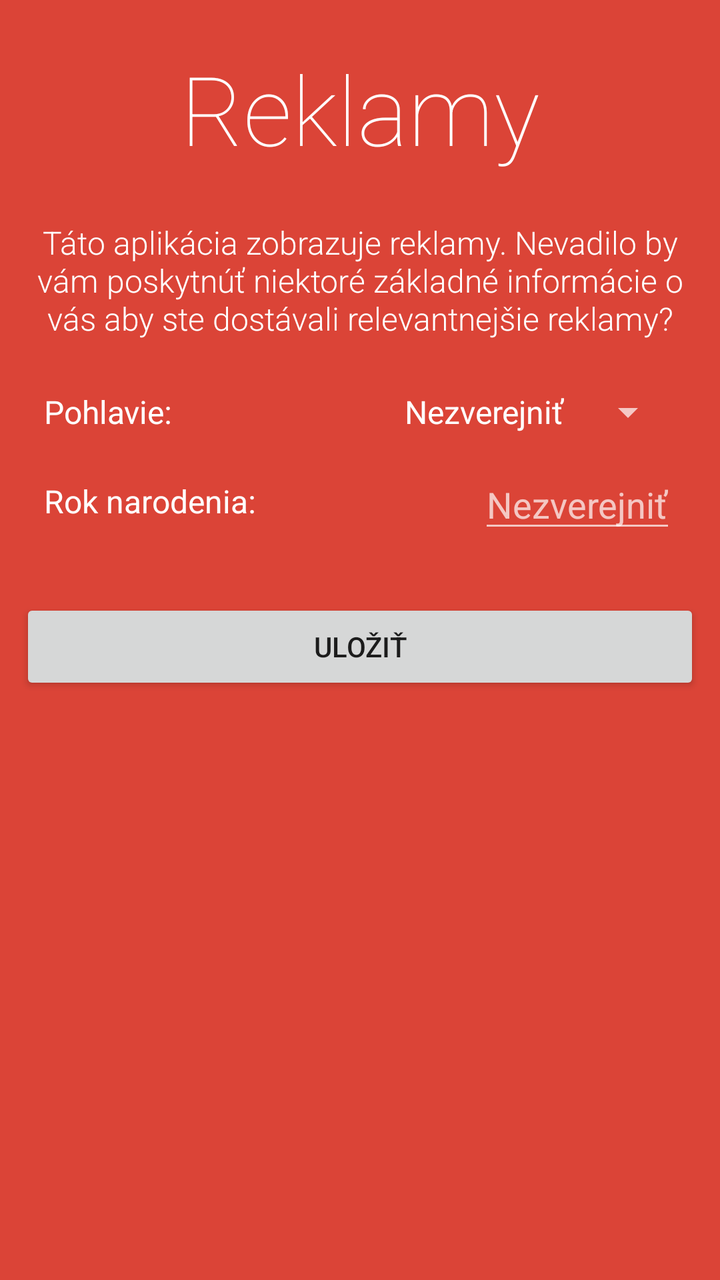
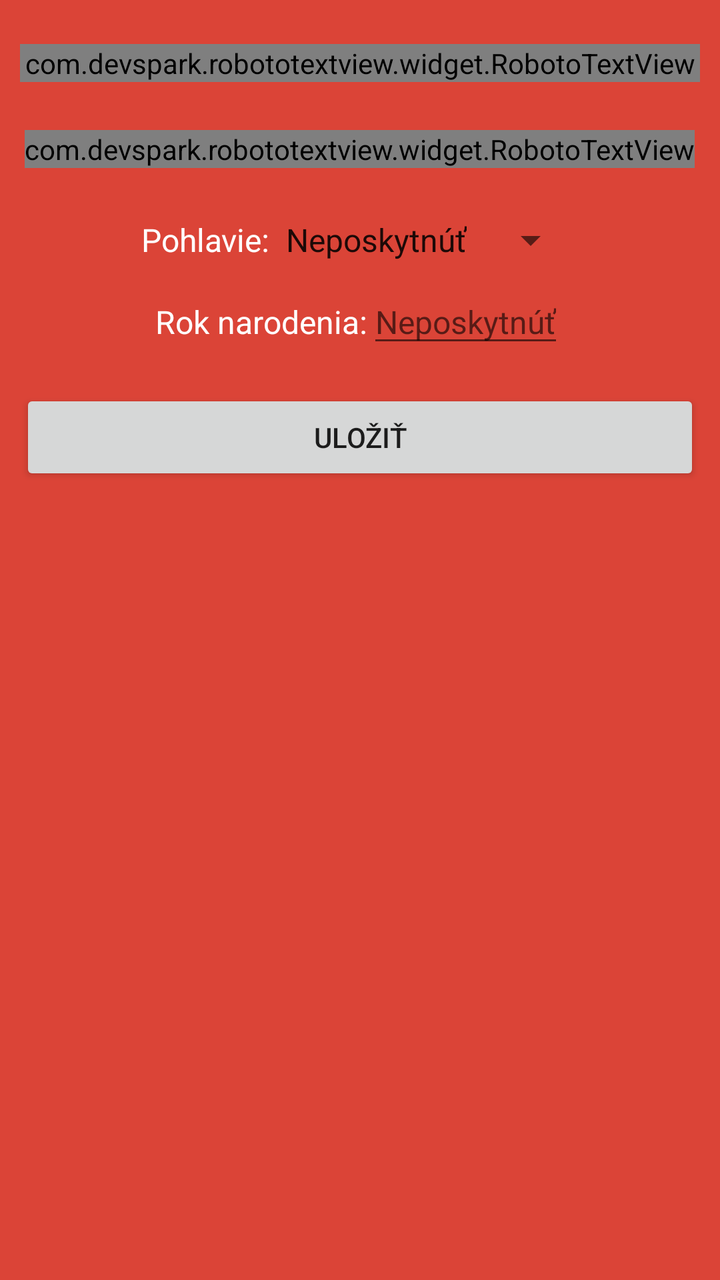

Compare the two renders of this Android layout. The source of the first and the diff that turns it into the second are given below.
<!-- AndroidManifest.xml: application theme MyTheme.Light -->
<!-- res/layout/slide_ads.xml -->
<?xml version="1.0" encoding="utf-8"?>
<LinearLayout xmlns:android="http://schemas.android.com/apk/res/android"
    xmlns:tools="http://schemas.android.com/tools"
    android:layout_width="match_parent"
    android:layout_height="match_parent"
    android:background="#DB4437"
    android:orientation="vertical"
    android:paddingBottom="@dimen/activity_vertical_margin"
    android:paddingLeft="@dimen/activity_horizontal_margin"
    android:paddingRight="@dimen/activity_horizontal_margin"
    android:paddingTop="@dimen/activity_vertical_margin"
    android:theme="@style/IntroSlide">

    <TextView
        android:layout_width="match_parent"
        android:layout_height="wrap_content"
        android:layout_marginBottom="24dp"
        android:layout_marginTop="12dp"
        android:fontFamily="sans-serif-thin"
        android:gravity="center_horizontal"
        android:text="@string/intro_ads_title"
        android:textSize="48sp" />

    <ScrollView
        android:layout_width="match_parent"
        android:layout_height="match_parent">

        <LinearLayout
            android:layout_width="match_parent"
            android:layout_height="wrap_content"
            android:orientation="vertical">

            <TextView
                android:layout_width="wrap_content"
                android:layout_height="wrap_content"
                android:layout_gravity="center_horizontal"
                android:layout_marginBottom="24dp"
                android:fontFamily="sans-serif-light"
                android:gravity="center_horizontal"
                android:text="@string/intro_ads_subtitle"
                android:textSize="16sp" />

            <RelativeLayout
                android:layout_width="match_parent"
                android:layout_height="wrap_content"
                android:layout_marginBottom="12dp"
                android:layout_marginLeft="12dp"
                android:layout_marginRight="12dp">

                <TextView
                    android:layout_width="wrap_content"
                    android:layout_height="wrap_content"
                    android:layout_centerVertical="true"
                    android:text="@string/intro_ads_gender"
                    android:textSize="16sp" />

                <Spinner
                    android:id="@+id/gender"
                    android:layout_width="wrap_content"
                    android:layout_height="wrap_content"
                    android:layout_alignParentEnd="true"
                    android:layout_alignParentRight="true"
                    android:entries="@array/intro_ads_list_genders"
                    android:theme="@style/MyTheme.Dark"
                    tools:listitem="@layout/preview_spinner" />

            </RelativeLayout>

            <RelativeLayout
                android:layout_width="match_parent"
                android:layout_height="wrap_content"
                android:layout_marginBottom="12dp"
                android:layout_marginLeft="12dp"
                android:layout_marginRight="12dp">

                <TextView
                    android:layout_width="wrap_content"
                    android:layout_height="match_parent"
                    android:layout_centerVertical="true"
                    android:text="@string/intro_ads_birth_year"
                    android:textSize="16sp" />

                <EditText
                    android:id="@+id/birth_year"
                    android:layout_width="wrap_content"
                    android:layout_height="wrap_content"
                    android:layout_alignParentEnd="true"
                    android:layout_alignParentRight="true"
                    android:hint="@string/hint_dont_want_to_provide"
                    android:inputType="date"
                    android:theme="@style/MyTheme.Dark" />

            </RelativeLayout>

            <Button
                android:id="@+id/save"
                android:layout_width="match_parent"
                android:layout_height="wrap_content"
                android:layout_gravity="end"
                android:layout_marginTop="16dp"
                android:text="@string/intro_ads_save"
                android:textColor="?attr/colorText" />

        </LinearLayout>

    </ScrollView>

</LinearLayout>
<!-- res/layout/preview_spinner.xml (included above) -->
<?xml version="1.0" encoding="utf-8"?>
<CheckedTextView xmlns:android="http://schemas.android.com/apk/res/android"
                 android:id="@android:id/text1"
                 style="?android:attr/spinnerDropDownItemStyle"
                 android:singleLine="true"
                 android:layout_width="match_parent"
                 android:layout_height="?android:attr/listPreferredItemHeight"
                 android:text="Muž"
                 android:ellipsize="marquee" />
<!-- resources referenced by this layout -->
<resources>
  <string-array name="intro_ads_list_genders">
          <item>Nezverejniť</item>
          <item>Muž</item>
          <item>Žena</item>
      </string-array>
  <dimen name="activity_horizontal_margin">4dp</dimen>
  <dimen name="activity_vertical_margin">4dp</dimen>
  <string name="hint_dont_want_to_provide">Nezverejniť</string>
  <string name="intro_ads_gender">Pohlavie:</string>
  <string name="intro_ads_save">Uložiť</string>
  <string name="intro_ads_subtitle">Táto aplikácia zobrazuje reklamy. Nevadilo by vám poskytnúť niektoré základné informácie o vás aby ste dostávali relevantnejšie reklamy?</string>
  <string name="intro_ads_title">Reklamy</string>
  <style name="IntroSlide">
          <item name="android:textColor">@android:color/white</item>
      </style>
  <style name="MyTheme.Dark" parent="@style/Theme.AppCompat.NoActionBar">
          <item name="colorSecondary">@color/colorSecondary_dark</item>
          <item name="colorSecondaryDark">@color/colorSecondaryDark_dark</item>
          <item name="colorTextTitle">@color/colorTextTitle_dark</item>
          
          <item name="colorFlatButtons">@color/colorFlatButtons_dark</item>
          <item name="colorFloatingActionButton">@color/colorFloatingActionButton_dark</item>
          <item name="colorTabIndicator">@color/colorTabIndicator</item>
          <item name="colorCardBackground">@color/colorCardBackground_dark</item>
          <item name="colorNavigationDrawerBackground">@color/colorNavigationDrawerBackground_dark
          </item>
  
          
          <item name="colorText">#ffffff</item>
          <item name="colorSecondaryText">#b2ffffff</item>
          <item name="colorIcons">#b2ffffff</item>
          <item name="colorDisabled">#4cffffff</item>
          <item name="colorHintText">#4cffffff</item>
          <item name="colorDividers">#1effffff</item>
      </style>
  <style name="MyTheme.Light" parent="@style/Theme.AppCompat.Light.NoActionBar">
          
          
          <item name="colorPrimary">@color/colorPrimary</item>
          <item name="colorPrimaryDark">@color/colorPrimaryDark</item>
          <item name="colorSecondary">@color/colorSecondary</item>
          <item name="colorSecondaryDark">@color/colorSecondaryDark</item>
          <item name="colorTextTitle">@color/colorTextTitle</item>
          
          <item name="colorFlatButtons">@color/colorFlatButtons</item>
          <item name="colorFloatingActionButton">@color/colorFloatingActionButton</item>
          <item name="colorTabIndicator">@color/colorTabIndicator</item>
          <item name="colorCardBackground">@color/colorCardBackground</item>
          <item name="colorNavigationDrawerBackground">@color/colorNavigationDrawerBackground</item>
  
          
          <item name="colorText">#de000000</item>
          <item name="colorSecondaryText">#8a000000</item>
          <item name="colorIcons">#8a000000</item>
          <item name="colorDisabled">#60000000</item>
          <item name="colorHintText">#60000000</item>
          <item name="colorDividers">#1e000000</item>
      </style>
  <color name="colorSecondary_dark" type="color">@color/deep_teal_700</color>
  <color name="colorSecondaryDark_dark" type="color">@color/deep_teal_900</color>
  <color name="colorTextTitle_dark" type="color">#FFEE58</color>
  <color name="colorFlatButtons_dark" type="color">@color/pink_A200</color>
  <color name="colorFloatingActionButton_dark" type="color">@color/amber_A700</color>
  <color name="colorCardBackground_dark" type="color">@color/grey_800</color>
  <color name="colorNavigationDrawerBackground_dark" type="color">#303030</color>
  <color name="colorPrimary" type="color">#4285F4</color>
  <color name="deep_teal_700" type="color">#00796B</color>
  <color name="deep_teal_900" type="color">#004D40</color>
  <color name="pink_A200" type="color">#FF4081</color>
  <color name="amber_A700" type="color">#FFAB00</color>
  <color name="grey_800" type="color">#424242</color>
  <color name="deep_teal_500" type="color">#009688</color>
  <!-- unchanged entries left out for length: 11 -->
</resources>

<!-- the commit's change to res/layout/slide_ads.xml (unified diff, before → after) -->
@@ -1,25 +1,27 @@
 <?xml version="1.0" encoding="utf-8"?>
 <LinearLayout xmlns:android="http://schemas.android.com/apk/res/android"
-    xmlns:tools="http://schemas.android.com/tools"
-    android:layout_width="match_parent"
-    android:layout_height="match_parent"
-    android:background="#DB4437"
-    android:orientation="vertical"
-    android:paddingBottom="@dimen/activity_vertical_margin"
-    android:paddingLeft="@dimen/activity_horizontal_margin"
-    android:paddingRight="@dimen/activity_horizontal_margin"
-    android:paddingTop="@dimen/activity_vertical_margin"
-    android:theme="@style/IntroSlide">
+              xmlns:app="http://schemas.android.com/apk/res-auto"
+              xmlns:tools="http://schemas.android.com/tools"
+              android:layout_width="match_parent"
+              android:layout_height="match_parent"
+              android:background="#DB4437"
+              android:orientation="vertical"
+              android:paddingBottom="@dimen/activity_vertical_margin"
+              android:paddingLeft="@dimen/activity_horizontal_margin"
+              android:paddingRight="@dimen/activity_horizontal_margin"
+              android:paddingTop="@dimen/activity_vertical_margin">
 
-    <TextView
+    <com.devspark.robototextview.widget.RobotoTextView
         android:layout_width="match_parent"
         android:layout_height="wrap_content"
         android:layout_marginBottom="24dp"
         android:layout_marginTop="12dp"
-        android:fontFamily="sans-serif-thin"
+        android:fontFamily="sans-serif-light"
         android:gravity="center_horizontal"
         android:text="@string/intro_ads_title"
-        android:textSize="48sp" />
+        android:textColor="@android:color/white"
+        android:textSize="48sp"
+        app:typeface="roboto_light"/>
 
     <ScrollView
         android:layout_width="match_parent"
@@ -30,7 +32,7 @@
             android:layout_height="wrap_content"
             android:orientation="vertical">
 
-            <TextView
+            <com.devspark.robototextview.widget.RobotoTextView
                 android:layout_width="wrap_content"
                 android:layout_height="wrap_content"
                 android:layout_gravity="center_horizontal"
@@ -38,59 +40,56 @@
                 android:fontFamily="sans-serif-light"
                 android:gravity="center_horizontal"
                 android:text="@string/intro_ads_subtitle"
-                android:textSize="16sp" />
+                android:textColor="@android:color/white"
+                android:textSize="16sp"
+                app:typeface="roboto_light"/>
 
-            <RelativeLayout
-                android:layout_width="match_parent"
+            <LinearLayout
+                android:layout_width="wrap_content"
                 android:layout_height="wrap_content"
-                android:layout_marginBottom="12dp"
-                android:layout_marginLeft="12dp"
-                android:layout_marginRight="12dp">
+                android:layout_gravity="center_horizontal"
+                android:orientation="horizontal"
+                android:layout_marginBottom="8dp">
 
                 <TextView
                     android:layout_width="wrap_content"
                     android:layout_height="wrap_content"
-                    android:layout_centerVertical="true"
                     android:text="@string/intro_ads_gender"
-                    android:textSize="16sp" />
+                    android:textColor="@android:color/white"
+                    android:textSize="16sp"/>
 
                 <Spinner
                     android:id="@+id/gender"
                     android:layout_width="wrap_content"
                     android:layout_height="wrap_content"
-                    android:layout_alignParentEnd="true"
-                    android:layout_alignParentRight="true"
                     android:entries="@array/intro_ads_list_genders"
-                    android:theme="@style/MyTheme.Dark"
-                    tools:listitem="@layout/preview_spinner" />
+                    tools:listitem="@layout/preview_spinner"/>
 
-            </RelativeLayout>
+            </LinearLayout>
 
-            <RelativeLayout
-                android:layout_width="match_parent"
+            <LinearLayout
+                android:layout_width="wrap_content"
                 android:layout_height="wrap_content"
-                android:layout_marginBottom="12dp"
-                android:layout_marginLeft="12dp"
-                android:layout_marginRight="12dp">
+                android:orientation="horizontal"
+                android:layout_gravity="center_horizontal">
 
                 <TextView
                     android:layout_width="wrap_content"
-                    android:layout_height="match_parent"
-                    android:layout_centerVertical="true"
+                    android:layout_height="wrap_content"
+                    android:textColor="@android:color/white"
                     android:text="@string/intro_ads_birth_year"
-                    android:textSize="16sp" />
+                    android:textSize="16sp"/>
 
                 <EditText
                     android:id="@+id/birth_year"
                     android:layout_width="wrap_content"
                     android:layout_height="wrap_content"
-                    android:layout_alignParentEnd="true"
-                    android:layout_alignParentRight="true"
                     android:hint="@string/hint_dont_want_to_provide"
-                    android:inputType="date"
-                    android:theme="@style/MyTheme.Dark" />
+                    android:inputType="number"
+                    android:maxLength="4"
+                    android:textSize="16sp"/>
 
-            </RelativeLayout>
+            </LinearLayout>
 
             <Button
                 android:id="@+id/save"
@@ -99,7 +98,7 @@
                 android:layout_gravity="end"
                 android:layout_marginTop="16dp"
                 android:text="@string/intro_ads_save"
-                android:textColor="?attr/colorText" />
+                android:textColor="?attr/colorText"/>
 
         </LinearLayout>
 
<!-- resource entries referenced after the edit -->
@@ -1,40 +1,17 @@
 <!-- resources referenced by this layout -->
 <resources>
   <string-array name="intro_ads_list_genders">
-          <item>Nezverejniť</item>
+          <item>Neposkytnúť</item>
           <item>Muž</item>
           <item>Žena</item>
       </string-array>
   <dimen name="activity_horizontal_margin">4dp</dimen>
   <dimen name="activity_vertical_margin">4dp</dimen>
-  <string name="hint_dont_want_to_provide">Nezverejniť</string>
+  <string name="hint_dont_want_to_provide">Neposkytnúť</string>
   <string name="intro_ads_gender">Pohlavie:</string>
   <string name="intro_ads_save">Uložiť</string>
-  <string name="intro_ads_subtitle">Táto aplikácia zobrazuje reklamy. Nevadilo by vám poskytnúť niektoré základné informácie o vás aby ste dostávali relevantnejšie reklamy?</string>
+  <string name="intro_ads_subtitle">Poskytnite základné údaje o vás, aby ste dostávali relevantnejšie reklamy.</string>
   <string name="intro_ads_title">Reklamy</string>
-  <style name="IntroSlide">
-          <item name="android:textColor">@android:color/white</item>
-      </style>
-  <style name="MyTheme.Dark" parent="@style/Theme.AppCompat.NoActionBar">
-          <item name="colorSecondary">@color/colorSecondary_dark</item>
-          <item name="colorSecondaryDark">@color/colorSecondaryDark_dark</item>
-          <item name="colorTextTitle">@color/colorTextTitle_dark</item>
-          
-          <item name="colorFlatButtons">@color/colorFlatButtons_dark</item>
-          <item name="colorFloatingActionButton">@color/colorFloatingActionButton_dark</item>
-          <item name="colorTabIndicator">@color/colorTabIndicator</item>
-          <item name="colorCardBackground">@color/colorCardBackground_dark</item>
-          <item name="colorNavigationDrawerBackground">@color/colorNavigationDrawerBackground_dark
-          </item>
-  
-          
-          <item name="colorText">#ffffff</item>
-          <item name="colorSecondaryText">#b2ffffff</item>
-          <item name="colorIcons">#b2ffffff</item>
-          <item name="colorDisabled">#4cffffff</item>
-          <item name="colorHintText">#4cffffff</item>
-          <item name="colorDividers">#1effffff</item>
-      </style>
   <style name="MyTheme.Light" parent="@style/Theme.AppCompat.Light.NoActionBar">
           
           
@@ -50,6 +27,8 @@
           <item name="colorCardBackground">@color/colorCardBackground</item>
           <item name="colorNavigationDrawerBackground">@color/colorNavigationDrawerBackground</item>
   
+          <item name="colorFeedbackBackground">@color/colorFeedbackBackground</item>
+  
           
           <item name="colorText">#de000000</item>
           <item name="colorSecondaryText">#8a000000</item>
@@ -58,19 +37,10 @@
           <item name="colorHintText">#60000000</item>
           <item name="colorDividers">#1e000000</item>
       </style>
-  <color name="colorSecondary_dark" type="color">@color/deep_teal_700</color>
-  <color name="colorSecondaryDark_dark" type="color">@color/deep_teal_900</color>
-  <color name="colorTextTitle_dark" type="color">#FFEE58</color>
-  <color name="colorFlatButtons_dark" type="color">@color/pink_A200</color>
-  <color name="colorFloatingActionButton_dark" type="color">@color/amber_A700</color>
-  <color name="colorCardBackground_dark" type="color">@color/grey_800</color>
-  <color name="colorNavigationDrawerBackground_dark" type="color">#303030</color>
   <color name="colorPrimary" type="color">#4285F4</color>
-  <color name="deep_teal_700" type="color">#00796B</color>
-  <color name="deep_teal_900" type="color">#004D40</color>
+  <color name="colorFeedbackBackground" type="color">#43A047</color>
   <color name="pink_A200" type="color">#FF4081</color>
   <color name="amber_A700" type="color">#FFAB00</color>
-  <color name="grey_800" type="color">#424242</color>
   <color name="deep_teal_500" type="color">#009688</color>
   <!-- unchanged entries left out for length: 11 -->
 </resources>
